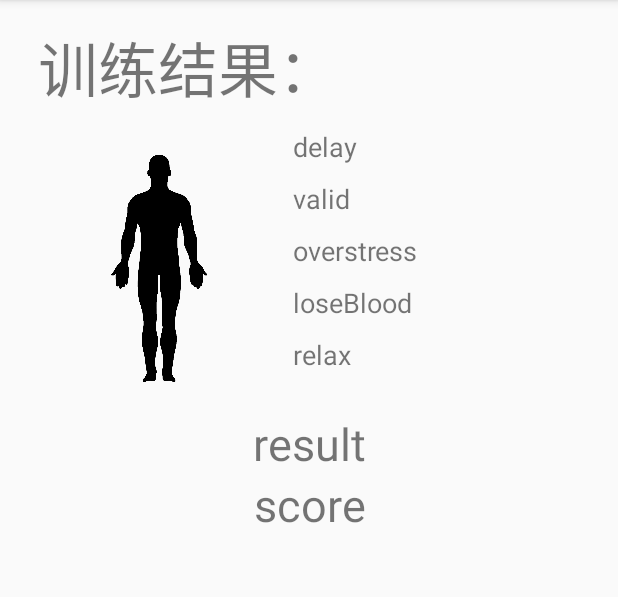
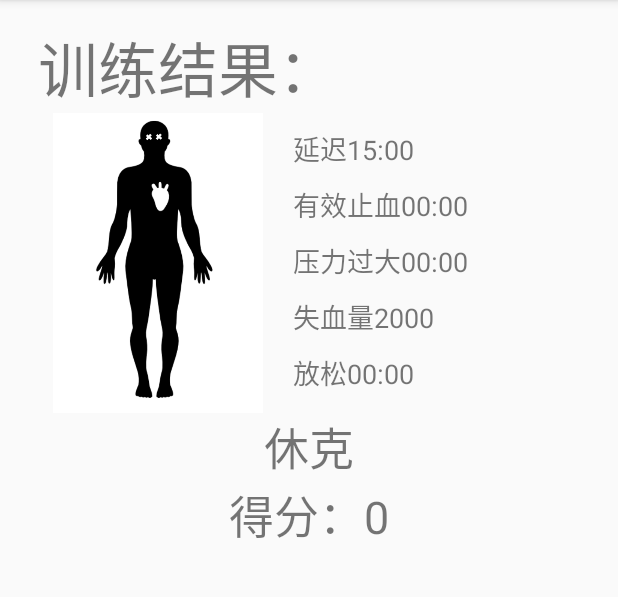
Before and after one commit to Pan-Fengli/MainApp, an Android app: the ResHomeostasis screen opened directly, with no data from a screen before it, on a phone screen of 412 x 824 dp, the part 84-681 px from its top. Run offline under Robolectric (Android 15) with nearby library versions, the phone set to English and light mode, and no system bars.

Commit message:
:tiger:完成了评分标准，增加了Global变量的获取

```diff
--- a/app/src/main/AndroidManifest.xml
+++ b/app/src/main/AndroidManifest.xml
@@ -1,5 +1,6 @@
 <?xml version="1.0" encoding="utf-8"?>
 <manifest xmlns:android="http://schemas.android.com/apk/res/android"
+    xmlns:tools="http://schemas.android.com/tools"
     package="com.dalab.dalabapp">
 
     <uses-permission android:name="android.permission.INTERNET" />
@@ -12,13 +13,13 @@
     <uses-permission android:name="android.permission.ACCESS_COARSE_LOCATION" />
 
     <application
+        android:name=".constant.Global"
         android:allowBackup="true"
         android:icon="@drawable/apk_pic"
         android:label="@string/app_name"
         android:roundIcon="@mipmap/ic_launcher_round"
         android:supportsRtl="true"
         android:theme="@style/AppTheme">
-        <activity android:name=".DataPage.BindDataPage"></activity>
         <activity
             android:name=".MainPage"
             android:label="@string/app_name"
@@ -38,6 +39,7 @@
         <activity android:name=".TrainingPages.TrainingBind" />
         <activity android:name=".DataPage.HoeostasisDataPage" />
         <activity android:name=".TrainingPages.ResHomeostasis" />
+        <activity android:name=".DataPage.BindDataPage"/>
     </application>
 
 </manifest>
--- a/app/src/main/java/com/dalab/dalabapp/DataPage/HoeostasisDataPage.java
+++ b/app/src/main/java/com/dalab/dalabapp/DataPage/HoeostasisDataPage.java
@@ -23,6 +23,7 @@ import com.dalab.dalabapp.TrainingPages.ResHomeostasis;
 import com.dalab.dalabapp.Utils.GenerateData;
 import com.dalab.dalabapp.Utils.HoeoIncreaseModel;
 import com.dalab.dalabapp.Utils.RelaxModel;
+import com.dalab.dalabapp.constant.Global;
 
 import java.util.ArrayList;
 import java.util.Locale;
--- a/app/src/main/java/com/dalab/dalabapp/TrainingPages/ResHomeostasis.java
+++ b/app/src/main/java/com/dalab/dalabapp/TrainingPages/ResHomeostasis.java
@@ -2,16 +2,23 @@ package com.dalab.dalabapp.TrainingPages;
 
 import android.annotation.SuppressLint;
 import android.os.Bundle;
+import android.widget.ImageView;
 import android.widget.TextView;
 
+import com.dalab.dalabapp.MainPage;
 import com.dalab.dalabapp.R;
+
+import java.util.Locale;
 
 import androidx.appcompat.app.AppCompatActivity;
 
 public class ResHomeostasis extends AppCompatActivity {
-    int validTime, delayTime, releaseTime, overTime;
-    float lose;
+    int validTime = 0, delayTime = 900000, releaseTime = 0, overTime = 0;
+    float lose = 2000;
     TextView delayText, overText, validText, loseText, releaseText, scoreText, resText;
+    ImageView predictImage;
+    // 正常0 休克1 肢端坏死2
+    int predictType = 0;
     @SuppressLint("SetTextI18n")
     @Override
     protected void onCreate(Bundle savedInstanceState)
@@ -27,12 +34,13 @@ public class ResHomeostasis extends AppCompatActivity {
 
         resText = findViewById(R.id._res);
         scoreText=findViewById(R.id.score);
+        predictImage = findViewById(R.id.ResImage);
         // 获取计分相关项
-//        validTime = getIntent().getIntExtra("validTime", 0);
-//        lose = getIntent().getFloatExtra("lose", 2000);
-//        delayTime = getIntent().getIntExtra("delayTime", 900000);
-//        releaseTime = getIntent().getIntExtra("releaseTime", 0);
-//        overTime = getIntent().getIntExtra("overTime", 0);
+        validTime = getIntent().getIntExtra("validTime", 0);
+        lose = getIntent().getFloatExtra("lose", 2000);
+        delayTime = getIntent().getIntExtra("delayTime", 900000);
+        releaseTime = getIntent().getIntExtra("releaseTime", 0);
+        overTime = getIntent().getIntExtra("overTime", 0);
         //
         int score = getPoint();
         // 设置页面
@@ -42,15 +50,61 @@ public class ResHomeostasis extends AppCompatActivity {
     // 简易的计算模型
     int getPoint()
     {
-        return 100;
+        // D延迟系数T有效时间系数L失血量系数R释放系数
+        float D = Math.max(0, 1 - (float)delayTime/30000);
+        float T = 1;
+        if(validTime < 900000)
+            T = 0;
+        float L = 1;
+        if(lose > 1000)
+        {
+            L = Math.max(0, 1 - (float)(lose - 1000) / 1000);
+            predictType = 1;
+        }
+        float R = 1;
+        if(releaseTime < 180000)
+        {
+            R = 0.6f;
+            if(predictType == 0)
+                predictType = 2;
+        }
+        return (int)(D * T * L * R * 100);
     }
     // 设置页面
+    @SuppressLint("SetTextI18n")
     void setUI(int score)
     {
-        delayText.setText(delayTime);
-        overText.setText(overTime);
-        validText.setText(validTime);
-        loseText.setText((int)lose);
-        releaseText.setText(releaseTime);
+        delayText.setText("延迟" + getStringTime(delayTime));
+        overText.setText("压力过大" + getStringTime(overTime));
+        validText.setText("有效止血" + getStringTime(validTime));
+        loseText.setText("失血量" + (int)lose);
+        releaseText.setText("放松" + getStringTime(releaseTime));
+
+        scoreText.setText("得分：" + score);
+        // 结果预测
+        if(predictType == 0)
+        {
+            int id = this.getResources().getIdentifier("predict_strong", "drawable", this.getPackageName());
+            predictImage.setImageResource(id);
+            resText.setText("止血成功");
+        }
+        else if(predictType == 1)
+        {
+            int id = this.getResources().getIdentifier("predict_shock", "drawable", this.getPackageName());
+            predictImage.setImageResource(id);
+            resText.setText("休克");
+        }
+        else
+        {
+            int id = this.getResources().getIdentifier("predict_shock", "drawable", this.getPackageName());
+            predictImage.setImageResource(id);
+            resText.setText("肢端坏死");
+        }
+    }
+
+    private String getStringTime(int cnt) {
+        int min = cnt / 60000;
+        int second = cnt % 60000 / 1000;
+        return String.format(Locale.CHINA, "%02d:%02d", min, second);
     }
 }
--- a/app/src/main/java/com/dalab/dalabapp/Utils/HoeoIncreaseModel.java
+++ b/app/src/main/java/com/dalab/dalabapp/Utils/HoeoIncreaseModel.java
@@ -25,7 +25,7 @@ public class HoeoIncreaseModel {
     }
     public void update(int speed, float data)
     {
-        if(data < min)
+        if(data < min && validTime == 0)
             delayTime += speed;
         // 主要判断逻辑：先判断是否是噪声，确认不是噪声后且压力大于最小值后，开始算入有效止血时间
         if(judgeGap >= gap)
```
Also changed, not shown: app/src/main/java/com/dalab/dalabapp/constant/Global.java (+8 -1 lines), app/src/main/res/drawable/predict_shock.png (added), app/src/main/res/drawable/predict_strong.png (added).
